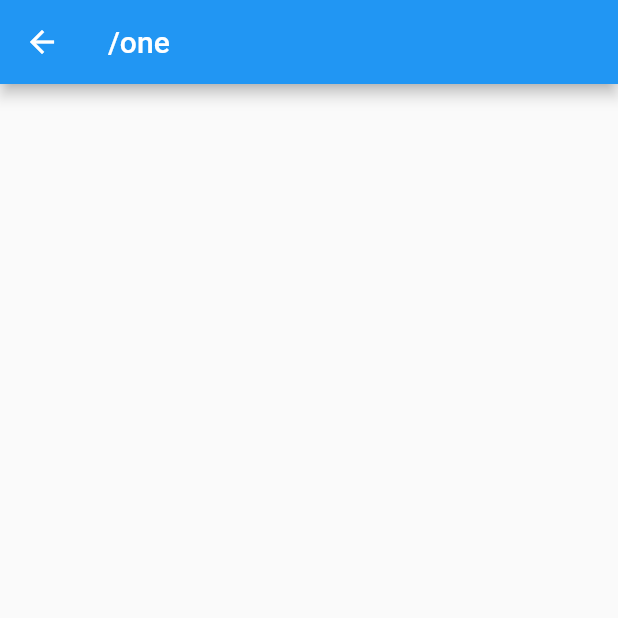
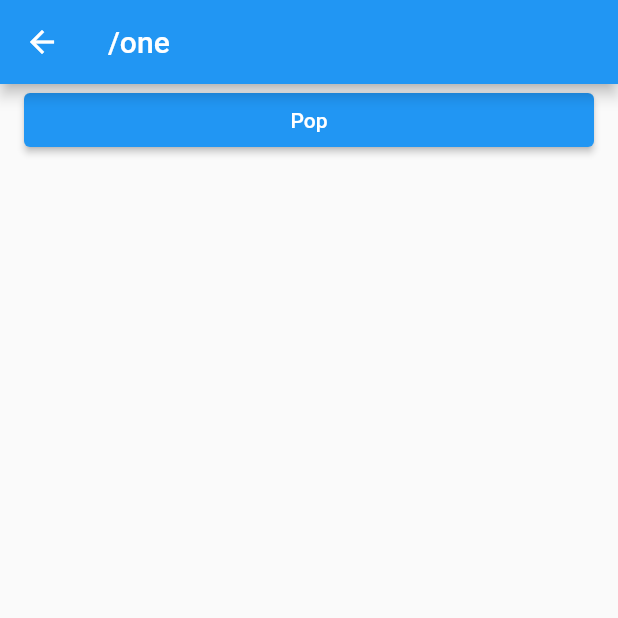
Before and after one commit to isnow890/go_router_actual, a Flutter app: the screen it shows after launch, after a tap on "Screen One (GO)", on a phone screen of 412 x 824 dp, the top half of it. Run offline on Flutter 3.47's test engine with Material 2 defaults, Android fonts, the phone set to English and light mode, and no system bars; our stand-ins replace go_router.

Commit message:
Pop 함수

```diff
--- a/lib/screen/1_screen.dart
+++ b/lib/screen/1_screen.dart
@@ -1,4 +1,5 @@
 import 'package:flutter/material.dart';
+import 'package:go_router/go_router.dart';
 import 'package:go_router_acutal/layout/default_layout.dart';
 
 class OneScreen extends StatelessWidget {
@@ -6,8 +7,17 @@ class OneScreen extends StatelessWidget {
 
   @override
   Widget build(BuildContext context) {
-    return DefaultLayout(body: Column(children: [
-
-    ],));
+    return DefaultLayout(
+        body: Column(
+          crossAxisAlignment: CrossAxisAlignment.stretch,
+      children: [
+        ElevatedButton(
+            onPressed: () {
+              //뒤로가기
+              context.pop();
+            },
+            child: Text('Pop'))
+      ],
+    ));
   }
 }
```
